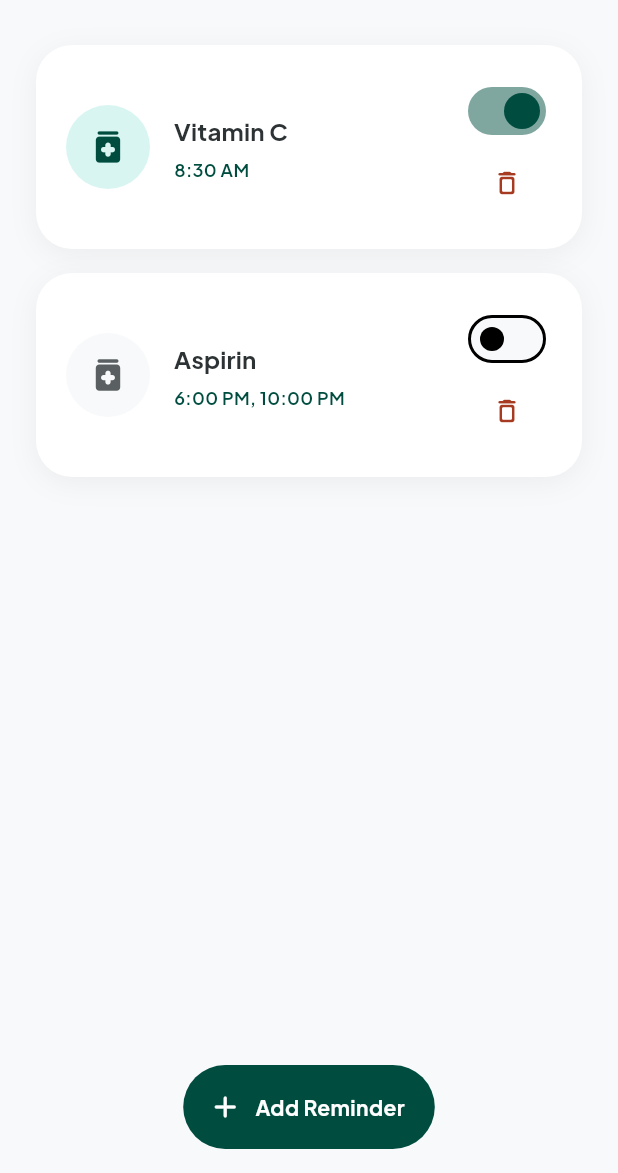
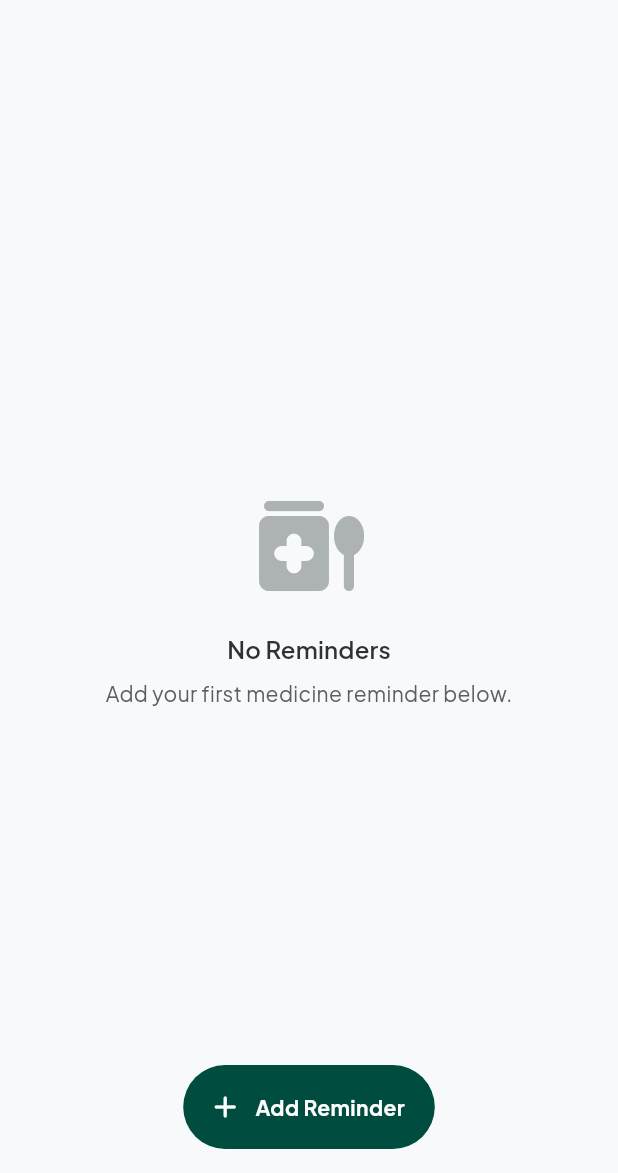
Before and after one commit to pr1t4m-d3y/App-Nutrilens, a Flutter app: the MedicineReminderScreen screen opened by its route, on a phone screen of 412 x 824 dp, the part 63-1236 px from its top. Run offline on Flutter 3.47's test engine with Material 3 defaults, Android fonts, the phone set to English and light mode, and no system bars; our stand-ins replace camera, firebase_auth, firebase_core, flutter_animate, flutter_secure_storage, go_router and 2 more; missing offline and left inert: google_mlkit_text_recognition, haptic_feedback, tflite_flutter; accounts and stored records are empty.

Commit message:
app: optional multi-agent endpoint via build flag; remove mock reminders, dead swap block and legacy result handling
Not compiled or run (see docs/ROADMAP.md).

```diff
--- a/app_config.example.json
+++ b/app_config.example.json
@@ -3,5 +3,6 @@
   "FIREBASE_API_KEY": "",
   "FIREBASE_APP_ID": "",
   "FIREBASE_MESSAGING_SENDER_ID": "",
-  "FIREBASE_PROJECT_ID": ""
+  "FIREBASE_PROJECT_ID": "",
+  "NUTRILENS_USE_AGENTS": false
 }
--- a/lib/screens/medicine_reminder_screen.dart
+++ b/lib/screens/medicine_reminder_screen.dart
@@ -10,34 +10,7 @@ class MedicineReminderScreen extends StatefulWidget {
 }
 
 class _MedicineReminderScreenState extends State<MedicineReminderScreen> {
-  // Mock data for existing reminders
-  final List<Map<String, dynamic>> _reminders = [
-    {
-      'name': 'Vitamin C',
-      'startDate': DateTime.now().subtract(const Duration(days: 5)),
-      'endDate': DateTime.now().add(const Duration(days: 25)),
-      'timings': ['Morning'],
-      'times': {'Morning': const TimeOfDay(hour: 8, minute: 30)},
-      'frequency': 0, // 0: Daily
-      'notes': 'Take with food',
-      'active': true,
-      'ids': [1001],
-    },
-    {
-      'name': 'Aspirin',
-      'startDate': DateTime.now(),
-      'endDate': DateTime.now().add(const Duration(days: 10)),
-      'timings': ['Evening', 'Night'],
-      'times': {
-        'Evening': const TimeOfDay(hour: 18, minute: 0),
-        'Night': const TimeOfDay(hour: 22, minute: 0)
-      },
-      'frequency': 1, // 1: Alternate
-      'notes': '',
-      'active': false,
-      'ids': [1002, 1003],
-    },
-  ];
+  final List<Map<String, dynamic>> _reminders = [];
 
   void _deleteReminder(int index) {
     setState(() {
--- a/lib/services/cloud_client.dart
+++ b/lib/services/cloud_client.dart
@@ -87,7 +87,7 @@ class CloudClient {
     if (!CloudConfig.isConfigured) throw const CloudUnavailable('not configured');
     final response = await _http
         .post(
-          _uri('/v1/explain'),
+          _uri(CloudConfig.useAgents ? '/v1/analyze' : '/v1/explain'),
           headers: await _headers(),
           body: jsonEncode(explainBody(
             labelText: labelText,
@@ -96,7 +96,7 @@ class CloudClient {
             avoid: avoid,
           )),
         )
-        .timeout(const Duration(seconds: 45))
+        .timeout(Duration(seconds: CloudConfig.useAgents ? 120 : 45))
         .catchError((_) => throw const CloudUnavailable('network'));
     if (response.statusCode != 200) {
       throw CloudUnavailable('status ${response.statusCode}');
--- a/lib/services/cloud_config.dart
+++ b/lib/services/cloud_config.dart
@@ -14,6 +14,9 @@ class CloudConfig {
   static const String firebaseSenderId =
       String.fromEnvironment('FIREBASE_MESSAGING_SENDER_ID');
   static const String firebaseProjectId = String.fromEnvironment('FIREBASE_PROJECT_ID');
+
+  /// Use the multi-agent review endpoint instead of the single-pass one.
+  static const bool useAgents = bool.fromEnvironment('NUTRILENS_USE_AGENTS');
 
   static bool get firebaseConfigured =>
       firebaseApiKey.isNotEmpty &&
```
Also changed, not shown: lib/screens/results_screen.dart (+7 -76 lines).
